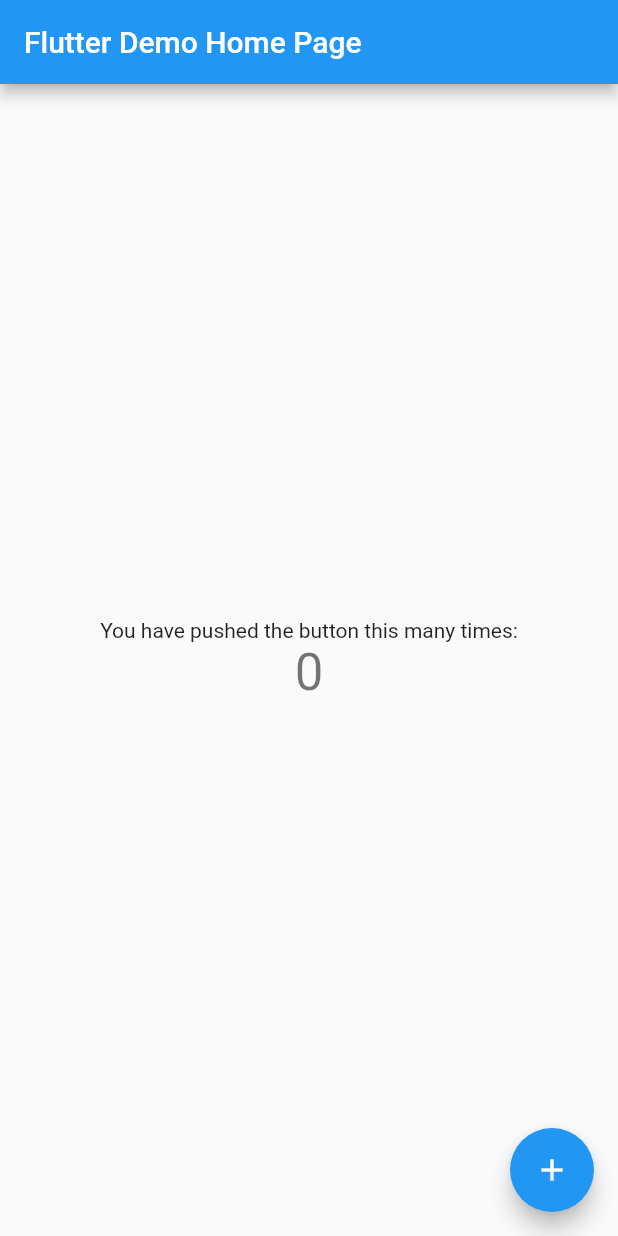
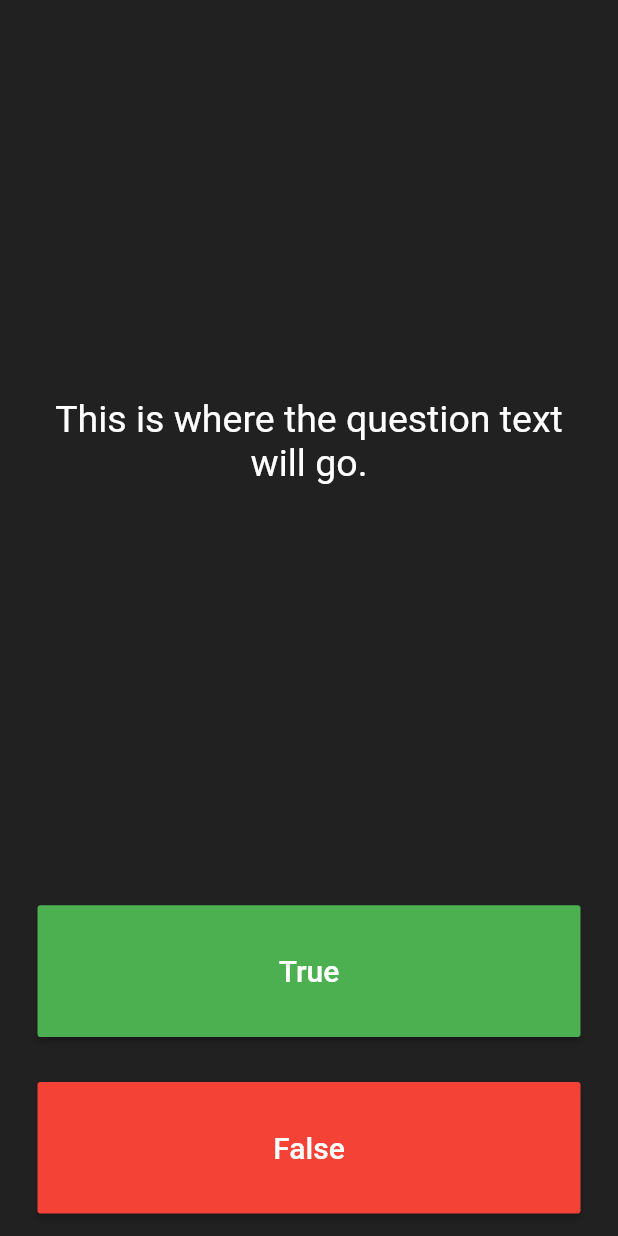
Before and after one commit to soumoq/Quizzler-Flutter, a Flutter app: the screen it shows after launch, on a phone screen of 412 x 824 dp. Run offline on Flutter 3.47's test engine with Material 2 defaults, Android fonts, the phone set to English and light mode, and no system bars.

Commit message:
Create layout

```diff
--- a/lib/main.dart
+++ b/lib/main.dart
@@ -1,113 +1,92 @@
 import 'package:flutter/material.dart';
 
-void main() {
-  runApp(MyApp());
-}
+void main() => runApp(Quizzler());
 
-class MyApp extends StatelessWidget {
-  // This widget is the root of your application.
+class Quizzler extends StatelessWidget {
   @override
   Widget build(BuildContext context) {
     return MaterialApp(
-      title: 'Flutter Demo',
-      theme: ThemeData(
-        // This is the theme of your application.
-        //
-        // Try running your application with "flutter run". You'll see the
-        // application has a blue toolbar. Then, without quitting the app, try
-        // changing the primarySwatch below to Colors.green and then invoke
-        // "hot reload" (press "r" in the console where you ran "flutter run",
-        // or simply save your changes to "hot reload" in a Flutter IDE).
-        // Notice that the counter didn't reset back to zero; the application
-        // is not restarted.
-        primarySwatch: Colors.blue,
+      home: Scaffold(
+        backgroundColor: Colors.grey.shade900,
+        body: SafeArea(
+          child: Padding(
+            padding: EdgeInsets.symmetric(horizontal: 10.0),
+            child: QuizPage(),
+          ),
+        ),
       ),
-      home: MyHomePage(title: 'Flutter Demo Home Page'),
     );
   }
 }
 
-class MyHomePage extends StatefulWidget {
-  MyHomePage({Key? key, required this.title}) : super(key: key);
-
-  // This widget is the home page of your application. It is stateful, meaning
-  // that it has a State object (defined below) that contains fields that affect
-  // how it looks.
-
-  // This class is the configuration for the state. It holds the values (in this
-  // case the title) provided by the parent (in this case the App widget) and
-  // used by the build method of the State. Fields in a Widget subclass are
-  // always marked "final".
-
-  final String title;
-
+class QuizPage extends StatefulWidget {
   @override
-  _MyHomePageState createState() => _MyHomePageState();
+  _QuizPageState createState() => _QuizPageState();
 }
 
-class _MyHomePageState extends State<MyHomePage> {
-  int _counter = 0;
-
-  void _incrementCounter() {
-    setState(() {
-      // This call to setState tells the Flutter framework that something has
-      // changed in this State, which causes it to rerun the build method below
-      // so that the display can reflect the updated values. If we changed
-      // _counter without calling setState(), then the build method would not be
-      // called again, and so nothing would appear to happen.
-      _counter++;
-    });
-  }
-
+class _QuizPageState extends State<QuizPage> {
   @override
   Widget build(BuildContext context) {
-    // This method is rerun every time setState is called, for instance as done
-    // by the _incrementCounter method above.
-    //
-    // The Flutter framework has been optimized to make rerunning build methods
-    // fast, so that you can just rebuild anything that needs updating rather
-    // than having to individually change instances of widgets.
-    return Scaffold(
-      appBar: AppBar(
-        // Here we take the value from the MyHomePage object that was created by
-        // the App.build method, and use it to set our appbar title.
-        title: Text(widget.title),
-      ),
-      body: Center(
-        // Center is a layout widget. It takes a single child and positions it
-        // in the middle of the parent.
-        child: Column(
-          // Column is also a layout widget. It takes a list of children and
-          // arranges them vertically. By default, it sizes itself to fit its
-          // children horizontally, and tries to be as tall as its parent.
-          //
-          // Invoke "debug painting" (press "p" in the console, choose the
-          // "Toggle Debug Paint" action from the Flutter Inspector in Android
-          // Studio, or the "Toggle Debug Paint" command in Visual Studio Code)
-          // to see the wireframe for each widget.
-          //
-          // Column has various properties to control how it sizes itself and
-          // how it positions its children. Here we use mainAxisAlignment to
-          // center the children vertically; the main axis here is the vertical
-          // axis because Columns are vertical (the cross axis would be
-          // horizontal).
-          mainAxisAlignment: MainAxisAlignment.center,
-          children: <Widget>[
-            Text(
-              'You have pushed the button this many times:',
+    return Column(
+      mainAxisAlignment: MainAxisAlignment.spaceBetween,
+      crossAxisAlignment: CrossAxisAlignment.stretch,
+      children: <Widget>[
+        Expanded(
+          flex: 5,
+          child: Padding(
+            padding: EdgeInsets.all(10.0),
+            child: Center(
+              child: Text(
+                'This is where the question text will go.',
+                textAlign: TextAlign.center,
+                style: TextStyle(
+                  fontSize: 25.0,
+                  color: Colors.white,
+                ),
+              ),
             ),
-            Text(
-              '$_counter',
-              style: Theme.of(context).textTheme.headline4,
+          ),
+        ),
+        Expanded(
+          child: Padding(
+            padding: EdgeInsets.all(15.0),
+            child: MaterialButton(
+              textColor: Colors.white,
+              color: Colors.green,
+              child: Text(
+                'True',
+                style: TextStyle(
+                  color: Colors.white,
+                  fontSize: 20.0,
+                ),
+              ),
+              onPressed: () {
+                //The user picked true.
+              },
             ),
-          ],
+          ),
         ),
-      ),
-      floatingActionButton: FloatingActionButton(
-        onPressed: _incrementCounter,
-        tooltip: 'Increment',
-        child: Icon(Icons.add),
-      ), // This trailing comma makes auto-formatting nicer for build methods.
+        Expanded(
+          child: Padding(
+            padding: EdgeInsets.all(15.0),
+            child: MaterialButton(
+              color: Colors.red,
+              child: Text(
+                'False',
+                style: TextStyle(
+                  fontSize: 20.0,
+                  color: Colors.white,
+                ),
+              ),
+              onPressed: () {
+                //The user picked false.
+              },
+            ),
+          ),
+        ),
+        //TODO: Add a Row here as your score keeper
+
+      ],
     );
   }
 }
```
